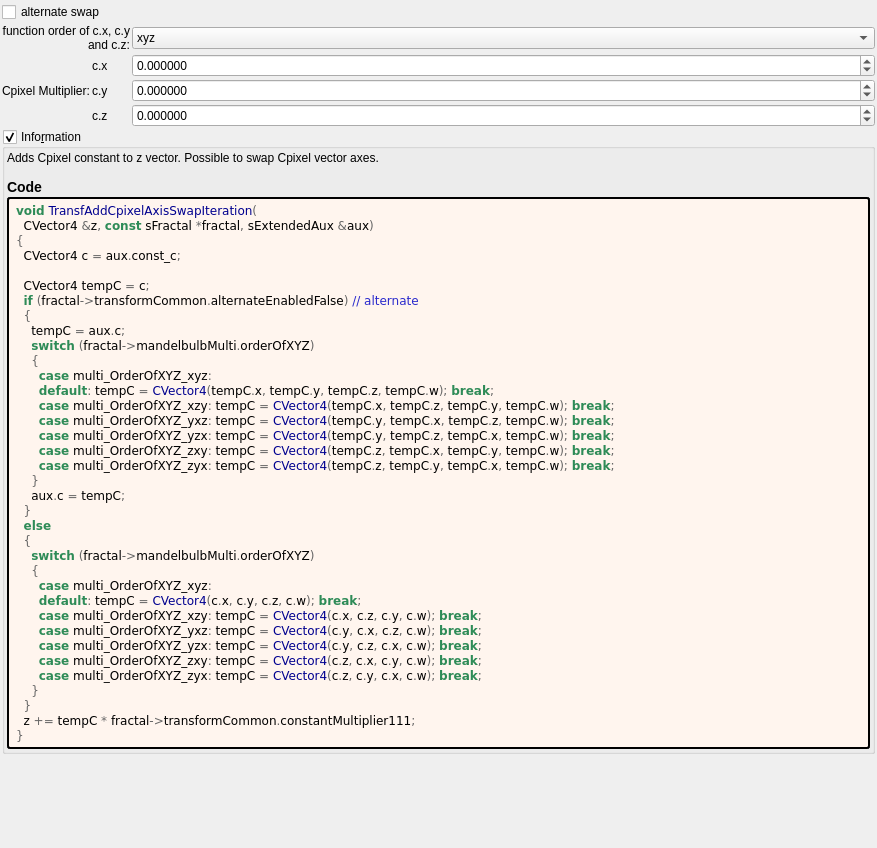
The window that mandelbulber2/deploy/share/mandelbulber2/formula/ui/transf_add_cpixel_axis_swap.ui (irinox-ctrl/mandelbulber2) describes before a commit, drawn with Qt 5.
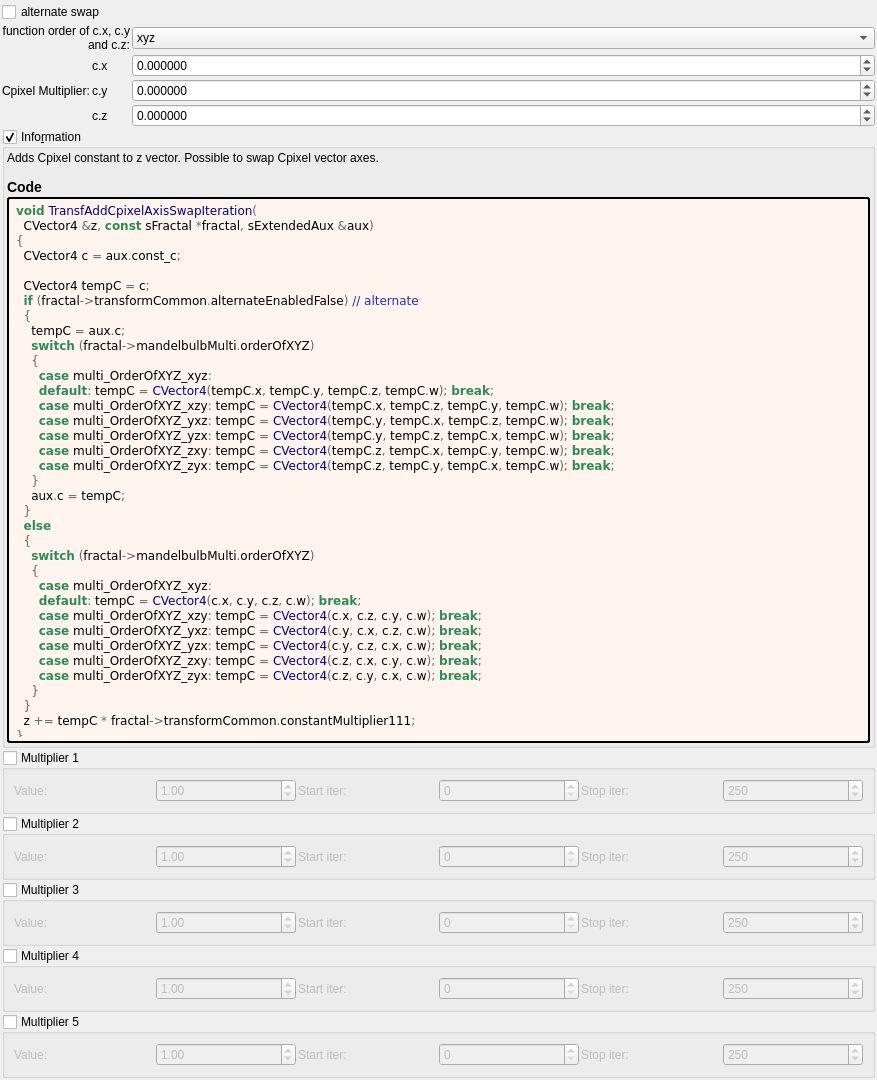
The same window after the commit. Custom widgets are drawn as their Qt base class.

Commit message:
feat: add 5 general-purpose multipliers to all 1007 fractal formulas
Each multiplier has:
- Checkbox (OFF by default)
- Value spinbox (default 1.0, range -100 to 100)
- Iteration start/stop range

Logic: z *= value; DE *= |value|;

Uses existing transformCommon parameters:
- Checkboxes: functionEnabledBx/By/Bz/Bw/CzFalse
- Values: scale4/5/6/8/16
- Ranges: startIterationsB-F/stopIterationsB-F

Modified 1007 .cpp (CPU), 1006 .cl (GPU), 1023 .ui files.
Both source (formula/) and deploy (deploy/share/) copies updated.

The edit to the form file:
```diff
--- a/mandelbulber2/deploy/share/mandelbulber2/formula/ui/transf_add_cpixel_axis_swap.ui
+++ b/mandelbulber2/deploy/share/mandelbulber2/formula/ui/transf_add_cpixel_axis_swap.ui
@@ -307,6 +307,192 @@
      </layout>
     </widget>
    </item>
+   <item>
+    <widget class="MyGroupBox" name="groupCheck_transf_function_enabledBx_false">
+     <property name="title"><string>Multiplier 1</string></property>
+     <property name="checkable"><bool>true</bool></property>
+     <property name="checked"><bool>false</bool></property>
+     <layout class="QGridLayout" name="gridLayout_mult1">
+      <property name="spacing"><number>2</number></property>
+      <item row="0" column="0">
+       <widget class="QLabel"><property name="text"><string>Value:</string></property></widget>
+      </item>
+      <item row="0" column="1">
+       <widget class="MyDoubleSpinBox" name="spinbox_transf_scale_4">
+        <property name="minimum"><double>-100.0</double></property><property name="maximum"><double>100.0</double></property>
+        <property name="singleStep"><double>0.01</double></property><property name="value"><double>1.0</double></property>
+       </widget>
+      </item>
+      <item row="0" column="2">
+       <widget class="QLabel"><property name="text"><string>Start iter:</string></property></widget>
+      </item>
+      <item row="0" column="3">
+       <widget class="MySpinBox" name="spinboxInt_transf_start_iterations_B">
+        <property name="minimum"><number>0</number></property><property name="maximum"><number>10000</number></property>
+        <property name="value"><number>0</number></property>
+       </widget>
+      </item>
+      <item row="0" column="4">
+       <widget class="QLabel"><property name="text"><string>Stop iter:</string></property></widget>
+      </item>
+      <item row="0" column="5">
+       <widget class="MySpinBox" name="spinboxInt_transf_stop_iterations_B">
+        <property name="minimum"><number>0</number></property><property name="maximum"><number>10000</number></property>
+        <property name="value"><number>250</number></property>
+       </widget>
+      </item>
+     </layout>
+    </widget>
+   </item>
+   <item>
+    <widget class="MyGroupBox" name="groupCheck_transf_function_enabledBy_false">
+     <property name="title"><string>Multiplier 2</string></property>
+     <property name="checkable"><bool>true</bool></property>
+     <property name="checked"><bool>false</bool></property>
+     <layout class="QGridLayout" name="gridLayout_mult2">
+      <property name="spacing"><number>2</number></property>
+      <item row="0" column="0">
+       <widget class="QLabel"><property name="text"><string>Value:</string></property></widget>
+      </item>
+      <item row="0" column="1">
+       <widget class="MyDoubleSpinBox" name="spinbox_transf_scale_5">
+        <property name="minimum"><double>-100.0</double></property><property name="maximum"><double>100.0</double></property>
+        <property name="singleStep"><double>0.01</double></property><property name="value"><double>1.0</double></property>
+       </widget>
+      </item>
+      <item row="0" column="2">
+       <widget class="QLabel"><property name="text"><string>Start iter:</string></property></widget>
+      </item>
+      <item row="0" column="3">
+       <widget class="MySpinBox" name="spinboxInt_transf_start_iterations_C">
+        <property name="minimum"><number>0</number></property><property name="maximum"><number>10000</number></property>
+        <property name="value"><number>0</number></property>
+       </widget>
+      </item>
+      <item row="0" column="4">
+       <widget class="QLabel"><property name="text"><string>Stop iter:</string></property></widget>
+      </item>
+      <item row="0" column="5">
+       <widget class="MySpinBox" name="spinboxInt_transf_stop_iterations_C">
+        <property name="minimum"><number>0</number></property><property name="maximum"><number>10000</number></property>
+        <property name="value"><number>250</number></property>
+       </widget>
+      </item>
+     </layout>
+    </widget>
+   </item>
+   <item>
+    <widget class="MyGroupBox" name="groupCheck_transf_function_enabledBz_false">
+     <property name="title"><string>Multiplier 3</string></property>
+     <property name="checkable"><bool>true</bool></property>
+     <property name="checked"><bool>false</bool></property>
+     <layout class="QGridLayout" name="gridLayout_mult3">
+      <property name="spacing"><number>2</number></property>
+      <item row="0" column="0">
+       <widget class="QLabel"><property name="text"><string>Value:</string></property></widget>
+      </item>
+      <item row="0" column="1">
+       <widget class="MyDoubleSpinBox" name="spinbox_transf_scale_6">
+        <property name="minimum"><double>-100.0</double></property><property name="maximum"><double>100.0</double></property>
+        <property name="singleStep"><double>0.01</double></property><property name="value"><double>1.0</double></property>
+       </widget>
+      </item>
+      <item row="0" column="2">
+       <widget class="QLabel"><property name="text"><string>Start iter:</string></property></widget>
+      </item>
+      <item row="0" column="3">
+       <widget class="MySpinBox" name="spinboxInt_transf_start_iterations_D">
+        <property name="minimum"><number>0</number></property><property name="maximum"><number>10000</number></property>
+        <property name="value"><number>0</number></property>
+       </widget>
+      </item>
+      <item row="0" column="4">
+       <widget class="QLabel"><property name="text"><string>Stop iter:</string></property></widget>
+      </item>
+      <item row="0" column="5">
+       <widget class="MySpinBox" name="spinboxInt_transf_stop_iterations_D">
+        <property name="minimum"><number>0</number></property><property name="maximum"><number>10000</number></property>
+        <property name="value"><number>250</number></property>
+       </widget>
+      </item>
+     </layout>
+    </widget>
+   </item>
+   <item>
+    <widget class="MyGroupBox" name="groupCheck_transf_function_enabledBw_false">
+     <property name="title"><string>Multiplier 4</string></property>
+     <property name="checkable"><bool>true</bool></property>
+     <property name="checked"><bool>false</bool></property>
+     <layout class="QGridLayout" name="gridLayout_mult4">
+      <property name="spacing"><number>2</number></property>
+      <item row="0" column="0">
+       <widget class="QLabel"><property name="text"><string>Value:</string></property></widget>
+      </item>
+      <item row="0" column="1">
+       <widget class="MyDoubleSpinBox" name="spinbox_transf_scale_8">
+        <property name="minimum"><double>-100.0</double></property><property name="maximum"><double>100.0</double></property>
+        <property name="singleStep"><double>0.01</double></property><property name="value"><double>1.0</double></property>
+       </widget>
+      </item>
+      <item row="0" column="2">
+       <widget class="QLabel"><property name="text"><string>Start iter:</string></property></widget>
+      </item>
+      <item row="0" column="3">
+       <widget class="MySpinBox" name="spinboxInt_transf_start_iterations_E">
+        <property name="minimum"><number>0</number></property><property name="maximum"><number>10000</number></property>
+        <property name="value"><number>0</number></property>
+       </widget>
+      </item>
+      <item row="0" column="4">
+       <widget class="QLabel"><property name="text"><string>Stop iter:</string></property></widget>
+      </item>
+      <item row="0" column="5">
+       <widget class="MySpinBox" name="spinboxInt_transf_stop_iterations_E">
+        <property name="minimum"><number>0</number></property><property name="maximum"><number>10000</number></property>
+        <property name="value"><number>250</number></property>
+       </widget>
+      </item>
+     </layout>
+    </widget>
+   </item>
+   <item>
+    <widget class="MyGroupBox" name="groupCheck_transf_function_enabledCz_false">
+     <property name="title"><string>Multiplier 5</string></property>
+     <property name="checkable"><bool>true</bool></property>
+     <property name="checked"><bool>false</bool></property>
+     <layout class="QGridLayout" name="gridLayout_mult5">
+      <property name="spacing"><number>2</number></property>
+      <item row="0" column="0">
+       <widget class="QLabel"><property name="text"><string>Value:</string></property></widget>
+      </item>
+      <item row="0" column="1">
+       <widget class="MyDoubleSpinBox" name="spinbox_transf_scale_16">
+        <property name="minimum"><double>-100.0</double></property><property name="maximum"><double>100.0</double></property>
+        <property name="singleStep"><double>0.01</double></property><property name="value"><double>1.0</double></property>
+       </widget>
+      </item>
+      <item row="0" column="2">
+       <widget class="QLabel"><property name="text"><string>Start iter:</string></property></widget>
+      </item>
+      <item row="0" column="3">
+       <widget class="MySpinBox" name="spinboxInt_transf_start_iterations_F">
+        <property name="minimum"><number>0</number></property><property name="maximum"><number>10000</number></property>
+        <property name="value"><number>0</number></property>
+       </widget>
+      </item>
+      <item row="0" column="4">
+       <widget class="QLabel"><property name="text"><string>Stop iter:</string></property></widget>
+      </item>
+      <item row="0" column="5">
+       <widget class="MySpinBox" name="spinboxInt_transf_stop_iterations_F">
+        <property name="minimum"><number>0</number></property><property name="maximum"><number>10000</number></property>
+        <property name="value"><number>250</number></property>
+       </widget>
+      </item>
+     </layout>
+    </widget>
+   </item>
+
    <item>
     <spacer name="verticalSpacer">
      <property name="orientation">
@@ -344,6 +530,11 @@
    <extends>QComboBox</extends>
    <header>my_combo_box.h</header>
   </customwidget>
+   <customwidget>
+   <class>MySpinBox</class>
+   <extends>QSpinBox</extends>
+   <header>my_spin_box.h</header>
+  </customwidget>
  </customwidgets>
  <tabstops>
   <tabstop>checkBox_transf_alternate_enabled_false</tabstop>
```
The commit also changes 3972 other files.
